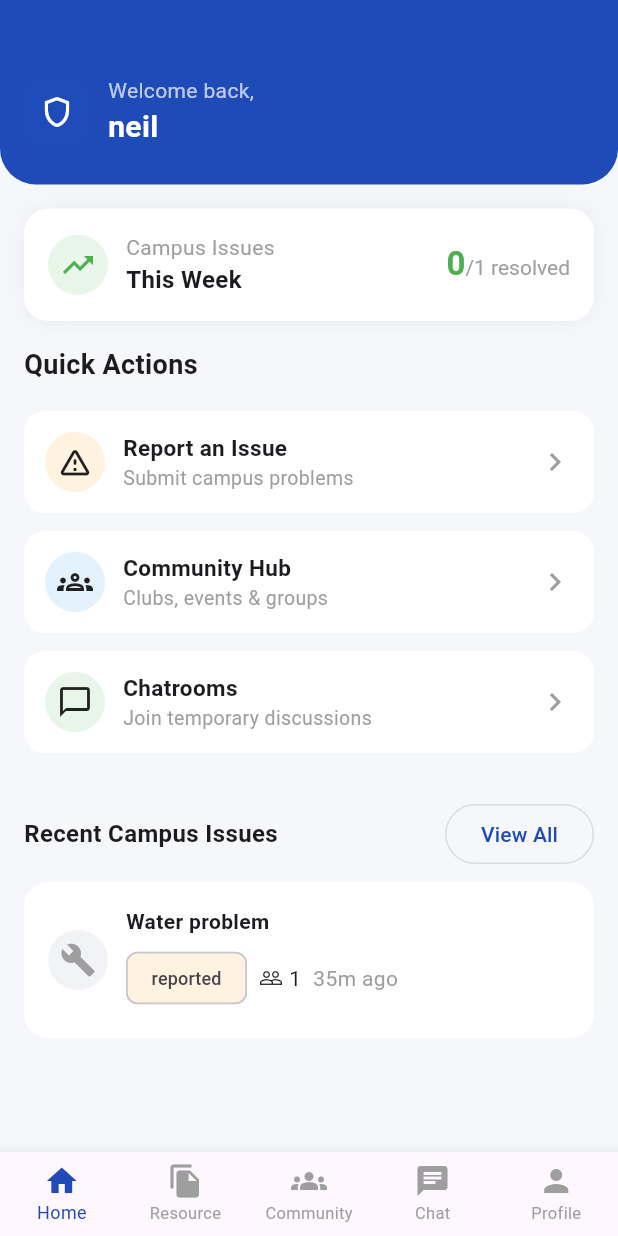
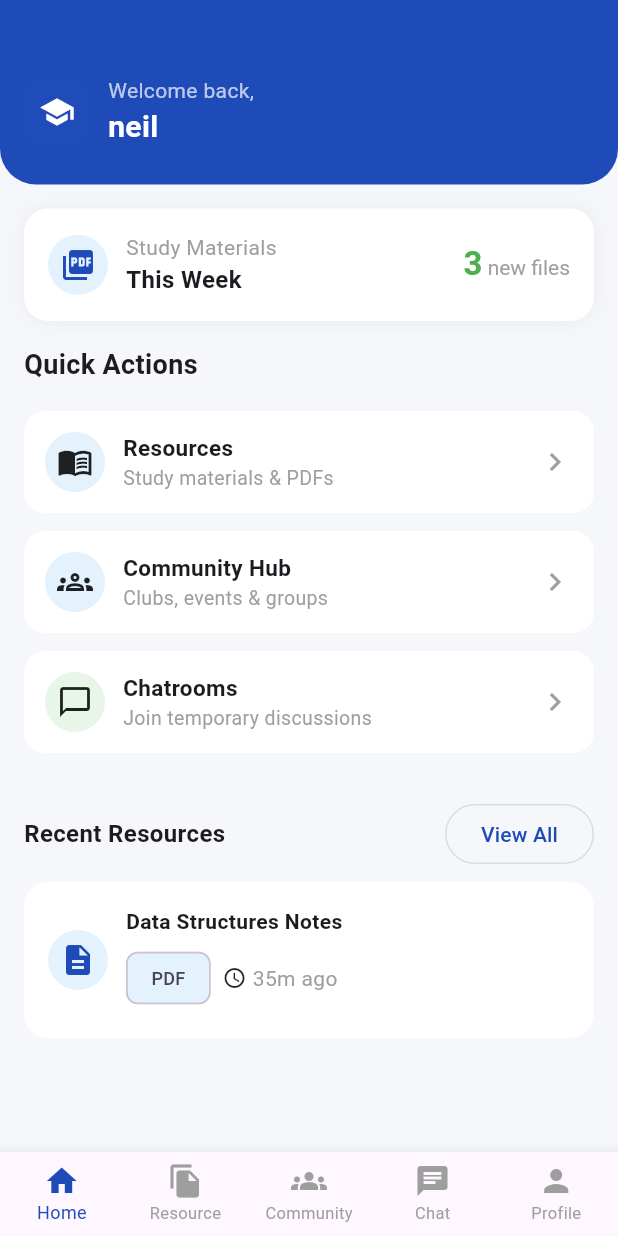
Before and after one commit to lightenexnv/Loopin-CampusCare_Platform, a Flutter app: the HomeScreen screen opened by its route, on a phone screen of 412 x 824 dp. Run offline on Flutter 3.47's test engine with Material 3 defaults, Android fonts, the phone set to English and light mode, and no system bars; our stand-ins replace get, image_picker.

Commit message:
fixed the home_screen.dart screen

```diff
--- a/lib/screens/home_screen.dart
+++ b/lib/screens/home_screen.dart
@@ -2,7 +2,6 @@ import 'package:flutter/material.dart';
 import 'package:get/get.dart';
 import 'package:get/get_core/src/get_main.dart';
 import 'package:loopin/screens/bottomnav.dart';
-
 import '../controllers/nav_controller.dart';
 
 class HomeScreen extends StatelessWidget {
@@ -12,12 +11,14 @@ class HomeScreen extends StatelessWidget {
   Widget build(BuildContext context) {
     final nav = Get.find<NavController>();
     nav.updateIndexByRoute(Get.currentRoute);
+
     return Scaffold(
       backgroundColor: const Color(0xFFF6F7FB),
       bottomNavigationBar: BottomNav(),
       body: Column(
         children: [
 
+          /// 🔹 HEADER (unchanged logic)
           Container(
             padding: const EdgeInsets.fromLTRB(16, 50, 16, 24),
             decoration: const BoxDecoration(
@@ -35,7 +36,7 @@ class HomeScreen extends StatelessWidget {
                     color: Colors.white.withAlpha(2),
                     borderRadius: BorderRadius.circular(12),
                   ),
-                  child: const Icon(Icons.shield_outlined, color: Colors.white),
+                  child: const Icon(Icons.school, color: Colors.white),
                 ),
                 const SizedBox(width: 12),
                 const Column(
@@ -59,7 +60,7 @@ class HomeScreen extends StatelessWidget {
             ),
           ),
 
-
+          /// 🔹 TOP CARD → STUDY MATERIALS
           Padding(
             padding: const EdgeInsets.all(16),
             child: Container(
@@ -80,18 +81,19 @@ class HomeScreen extends StatelessWidget {
                   Row(
                     children: [
                       const CircleAvatar(
-                        backgroundColor: Color(0xFFE8F5E9),
-                        child: Icon(Icons.trending_up, color: Colors.green),
+                        backgroundColor: Color(0xFFE3F2FD),
+                        child: Icon(Icons.picture_as_pdf,
+                            color: Color(0xFF1E4BB8)),
                       ),
                       const SizedBox(width: 12),
                       GestureDetector(
-                        onTap: (){
+                        onTap: () {
                           print("hello world");
                         },
                         child: const Column(
                           crossAxisAlignment: CrossAxisAlignment.start,
                           children: [
-                            Text("Campus Issues",
+                            Text("Study Materials",
                                 style: TextStyle(color: Colors.grey)),
                             Text("This Week",
                                 style: TextStyle(
@@ -105,7 +107,7 @@ class HomeScreen extends StatelessWidget {
                     text: const TextSpan(
                       children: [
                         TextSpan(
-                          text: "0",
+                          text: "3",
                           style: TextStyle(
                             color: Colors.green,
                             fontSize: 22,
@@ -113,7 +115,7 @@ class HomeScreen extends StatelessWidget {
                           ),
                         ),
                         TextSpan(
-                          text: "/1 resolved",
+                          text: " new files",
                           style: TextStyle(color: Colors.grey),
                         ),
                       ],
@@ -124,7 +126,7 @@ class HomeScreen extends StatelessWidget {
             ),
           ),
 
-
+          /// 🔹 QUICK ACTIONS
           const Padding(
             padding: EdgeInsets.symmetric(horizontal: 16),
             child: Align(
@@ -138,20 +140,21 @@ class HomeScreen extends StatelessWidget {
 
           const SizedBox(height: 12),
 
+          /// ✅ Report Issue → Resources
           GestureDetector(
-            onTap: (){
+            onTap: () {
               print("hello world");
             },
             child: _actionTile(
-              icon: Icons.warning_amber_rounded,
-              title: "Report an Issue",
-              subtitle: "Submit campus problems",
-              iconBg: Color(0xFFFFF3E0),
+              icon: Icons.menu_book,
+              title: "Resources",
+              subtitle: "Study materials & PDFs",
+              iconBg: Color(0xFFE3F2FD),
             ),
           ),
 
           GestureDetector(
-            onTap: (){
+            onTap: () {
               print("hello world");
             },
             child: _actionTile(
@@ -163,7 +166,7 @@ class HomeScreen extends StatelessWidget {
           ),
 
           GestureDetector(
-            onTap: (){
+            onTap: () {
               print("hello world");
             },
             child: _actionTile(
@@ -174,20 +177,25 @@ class HomeScreen extends StatelessWidget {
             ),
           ),
 
+          /// 🔹 RECENT RESOURCES
           Padding(
             padding: const EdgeInsets.fromLTRB(16, 24, 16, 8),
             child: Row(
               mainAxisAlignment: MainAxisAlignment.spaceBetween,
               children: const [
-                Text("Recent Campus Issues",
+                Text("Recent Resources",
                     style:
                     TextStyle(fontSize: 16, fontWeight: FontWeight.bold)),
-                 OutlinedButton(onPressed: null, child:  Text("View All",
-                     style: TextStyle(color: Color(0xFF1E4BB8))),)
+                OutlinedButton(
+                  onPressed: null,
+                  child: Text("View All",
+                      style: TextStyle(color: Color(0xFF1E4BB8))),
+                )
               ],
             ),
           ),
 
+          /// 🔹 RESOURCE CARD
           Padding(
             padding: const EdgeInsets.symmetric(horizontal: 16),
             child: Container(
@@ -199,29 +207,28 @@ class HomeScreen extends StatelessWidget {
               child: Row(
                 children: [
                   const CircleAvatar(
-                    backgroundColor: Color(0xFFF1F3F6),
-                    child: Icon(Icons.build, color: Colors.grey),
+                    backgroundColor: Color(0xFFE3F2FD),
+                    child:
+                    Icon(Icons.description, color: Color(0xFF1E4BB8)),
                   ),
                   const SizedBox(width: 12),
                   Expanded(
                     child: Column(
                       crossAxisAlignment: CrossAxisAlignment.start,
                       children: const [
-                        Text("Water problem",
+                        Text("Data Structures Notes",
                             style: TextStyle(fontWeight: FontWeight.bold)),
                         SizedBox(height: 4),
                         Row(
                           children: [
                             Chip(
-                              label: Text("reported",
+                              label: Text("PDF",
                                   style: TextStyle(fontSize: 12)),
-                              backgroundColor: Color(0xFFFFF3E0),
+                              backgroundColor: Color(0xFFE3F2FD),
                             ),
                             SizedBox(width: 8),
-                            Icon(Icons.people_outline, size: 16),
+                            Icon(Icons.schedule, size: 16),
                             SizedBox(width: 4),
-                            Text("1"),
-                            SizedBox(width: 8),
                             Text("35m ago",
                                 style: TextStyle(color: Colors.grey)),
                           ],
@@ -238,7 +245,7 @@ class HomeScreen extends StatelessWidget {
     );
   }
 
-
+  /// 🔹 Action Tile (unchanged)
   static Widget _actionTile({
     required IconData icon,
     required String title,
@@ -268,8 +275,8 @@ class HomeScreen extends StatelessWidget {
                       style: const TextStyle(
                           fontWeight: FontWeight.bold, fontSize: 15)),
                   Text(subtitle,
-                      style:
-                      const TextStyle(color: Colors.grey, fontSize: 13)),
+                      style: const TextStyle(
+                          color: Colors.grey, fontSize: 13)),
                 ],
               ),
             ),
```
